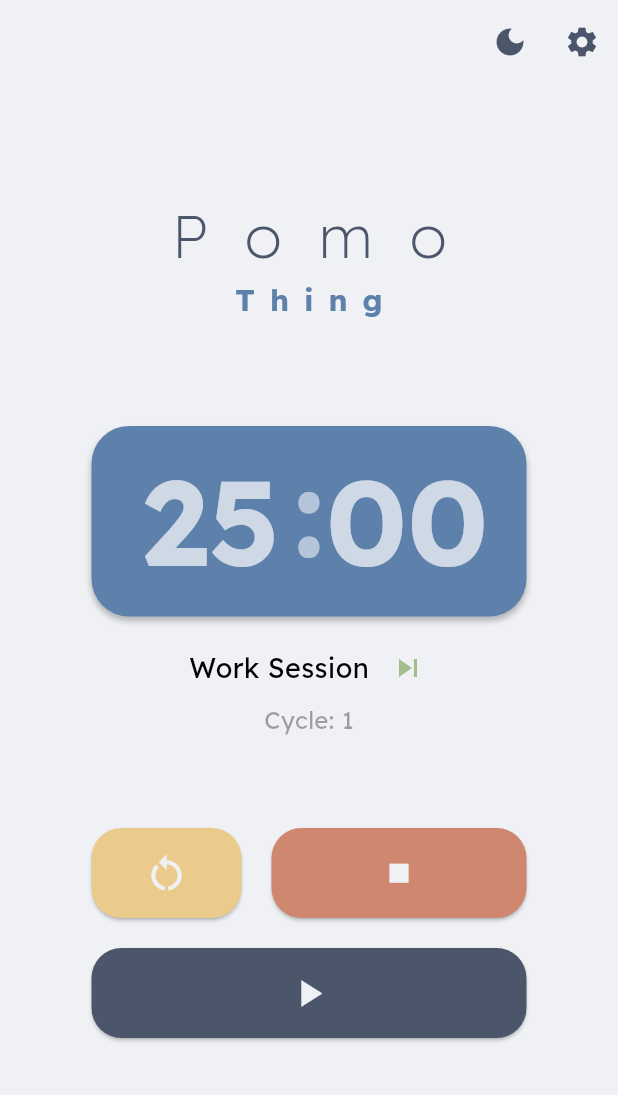
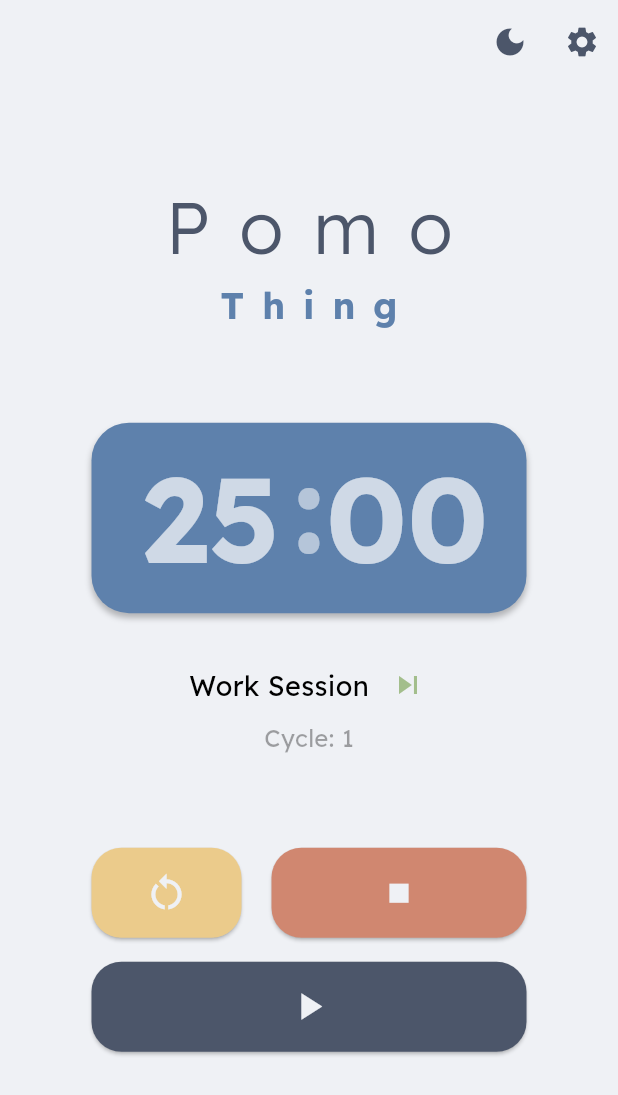
Before and after one commit to AbrarAbe/pomothing, a Flutter app: the screen it shows after launch, on a phone screen of 412 x 824 dp. Shown: the top 1095 px of the screen. Run offline on Flutter 3.47's test engine with Material 3 defaults, Android fonts, the phone set to English and light mode, and no system bars; our stand-ins replace flutter_local_notifications, flutter_timezone, google_fonts, just_audio, shared_preferences, timezone.

Commit message:
faat(timer/ui): Improve timer screen UI and behavior
- Adjust spacing and text styles for better visual layout.
- Dismiss session end message when the stop button is pressed.
- Fix missing break in session type switch.

```diff
--- a/lib/features/timer/timer_screen.dart
+++ b/lib/features/timer/timer_screen.dart
@@ -63,7 +63,6 @@ class _TimerScreenState extends State<TimerScreen> {
       case SessionType.longBreak:
         message = 'Work session complete! Take a Long Break.';
         color = Theme.of(context).colorScheme.tertiary;
-        break;
     }
 
     setState(() {
@@ -86,6 +85,7 @@ class _TimerScreenState extends State<TimerScreen> {
     void handleStop() {
       _buttonPressed = true;
       timerProvider.resetTimer();
+      dismissSessionEndMessage(); // Also dismiss message on stop
     }
 
     void handlePlayPause() {
@@ -123,49 +123,55 @@ class _TimerScreenState extends State<TimerScreen> {
         child: Column(
           mainAxisAlignment: MainAxisAlignment.center,
           children: [
+            const Spacer(flex: 2), // Use Spacer for flexible spacing
+
             Text(
               "Pomo",
               style: TextStyle(
                 color: Theme.of(context).colorScheme.primary,
-                fontSize: 40,
-                fontWeight: FontWeight.w200,
-                letterSpacing: 25,
+                fontSize: 48,
+                fontWeight: FontWeight.w300,
+                letterSpacing: 20,
               ),
             ),
             Text(
               "Thing",
               style: TextStyle(
                 color: Theme.of(context).colorScheme.secondary,
-                fontSize: 20,
+                fontSize: 24,
                 fontWeight: FontWeight.bold,
-                letterSpacing: 10,
+                letterSpacing: 12,
               ),
             ),
-            const SizedBox(height: 70),
+
+            const Spacer(flex: 2),
             TimeDisplay(remainingTime: timerProvider.remainingTime),
-            if (_sessionEndMessage != null) const SizedBox(height: 10),
+            if (_sessionEndMessage != null) const SizedBox(height: 16),
             if (_sessionEndMessage != null)
               SessionEndMessage(
                 sessionEndMessage: _sessionEndMessage,
                 sessionEndMessageColor: _sessionEndMessageColor,
               ),
-            const SizedBox(height: 10),
+            const SizedBox(height: 24),
+
             TimerStatusHeader(
               currentSessionType: timerProvider.currentSessionType,
               skipSession: handleSkipSession,
               currentCycle: timerProvider.currentCycle,
             ),
-            const SizedBox(height: 60),
+
+            const Spacer(flex: 2),
             ButtonRow(
               handleResetCycle: handleResetCycle,
               handleStop: handleStop,
             ),
-            const SizedBox(height: 20),
+            const SizedBox(height: 16),
             PlayPauseButton(
               timerState: timerProvider.timerState,
               handlePlayPause: handlePlayPause,
             ),
-            const SizedBox(height: 60),
+
+            const Spacer(flex: 4),
           ],
         ),
       ),
```
